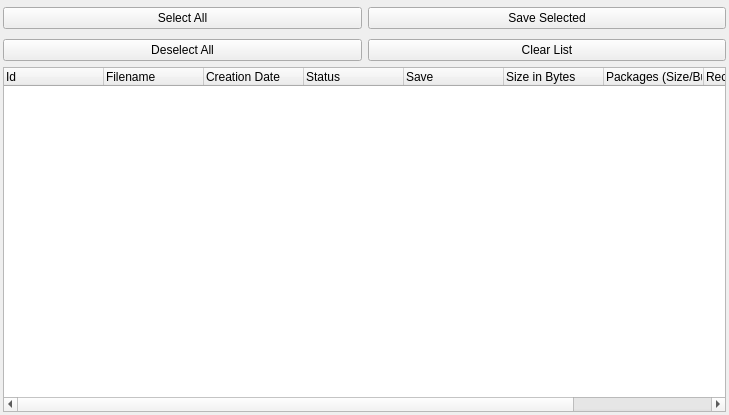
This is plugin/filetransferplugin/form.ui in COVESA/dlt-viewer as Qt 5 draws it before an edit. The edited form follows.
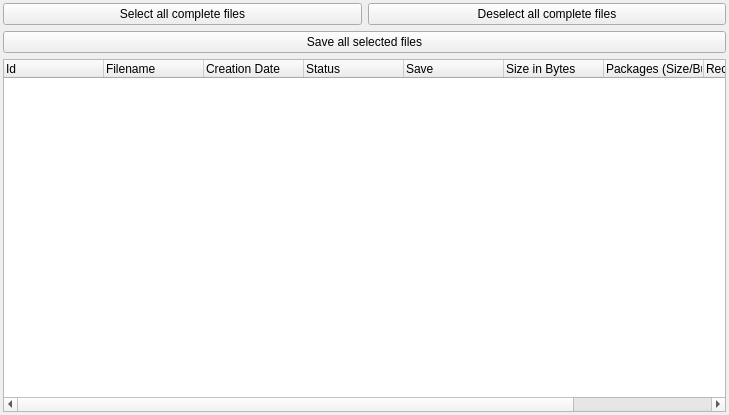
This is the edited form.

Diff of the .ui file:
```diff
--- a/plugin/filetransferplugin/form.ui
+++ b/plugin/filetransferplugin/form.ui
@@ -25,7 +25,7 @@
      <property name="spacing">
       <number>6</number>
      </property>
-     <item row="9" column="1" colspan="2">
+     <item row="10" column="1" colspan="2">
       <widget class="QTreeWidget" name="treeWidget">
        <column>
         <property name="text">
@@ -74,20 +74,7 @@
        </column>
       </widget>
      </item>
-     <item row="0" column="1" rowspan="6">
-      <widget class="QPushButton" name="selectButton">
-       <property name="text">
-        <string>Select All</string>
-       </property>
-       <property name="iconSize">
-        <size>
-         <width>22</width>
-         <height>22</height>
-        </size>
-       </property>
-      </widget>
-     </item>
-     <item row="0" column="2" rowspan="6">
+     <item row="8" column="1" colspan="2">
       <widget class="QPushButton" name="saveButton">
        <property name="sizePolicy">
         <sizepolicy hsizetype="Minimum" vsizetype="Fixed">
@@ -96,7 +83,7 @@
         </sizepolicy>
        </property>
        <property name="text">
-        <string>Save Selected</string>
+        <string>Save all selected files</string>
        </property>
        <property name="iconSize">
         <size>
@@ -107,22 +94,22 @@
       </widget>
      </item>
      <item row="6" column="2">
-      <widget class="QPushButton" name="clearAllButton">
-       <property name="text">
-        <string>Clear List</string>
-       </property>
-       <property name="iconSize">
-        <size>
-         <width>22</width>
-         <height>22</height>
-        </size>
-       </property>
-      </widget>
-     </item>
-     <item row="6" column="1">
       <widget class="QPushButton" name="deselectButton">
        <property name="text">
-        <string>Deselect All</string>
+        <string>Deselect all complete files</string>
+       </property>
+       <property name="iconSize">
+        <size>
+         <width>22</width>
+         <height>22</height>
+        </size>
+       </property>
+      </widget>
+     </item>
+     <item row="6" column="1">
+      <widget class="QPushButton" name="selectButton">
+       <property name="text">
+        <string>Select all complete files</string>
        </property>
        <property name="iconSize">
         <size>
```
